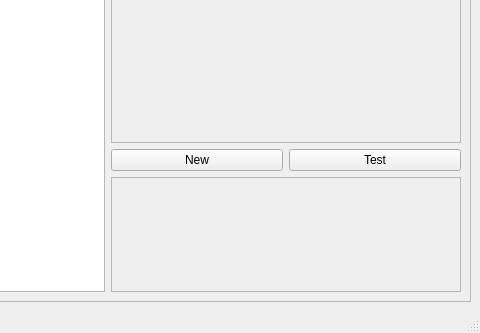
This is data/ui/pynguin.ui in aresnick/pynguin as Qt 5 draws it before an edit; both pictures show x 421 to 901 and y 267 to 600 of the 901 by 600 pixel window. The edited form follows.
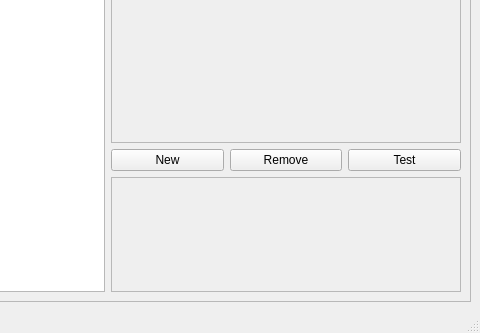
This is the edited form.

Commit message: add remove button

```diff
--- a/data/ui/pynguin.ui
+++ b/data/ui/pynguin.ui
@@ -57,6 +57,13 @@
              </property>
             </widget>
            </item>
+           <item>
+            <widget class="QPushButton" name="removebtn">
+             <property name="text">
+              <string>Remove</string>
+             </property>
+            </widget>
+           </item>
            <item>
             <widget class="QPushButton" name="testbtn">
              <property name="text">
```
Left out of the diff: 17 changed lines with no effect on the pictures. The commit also changes 1 other file.
